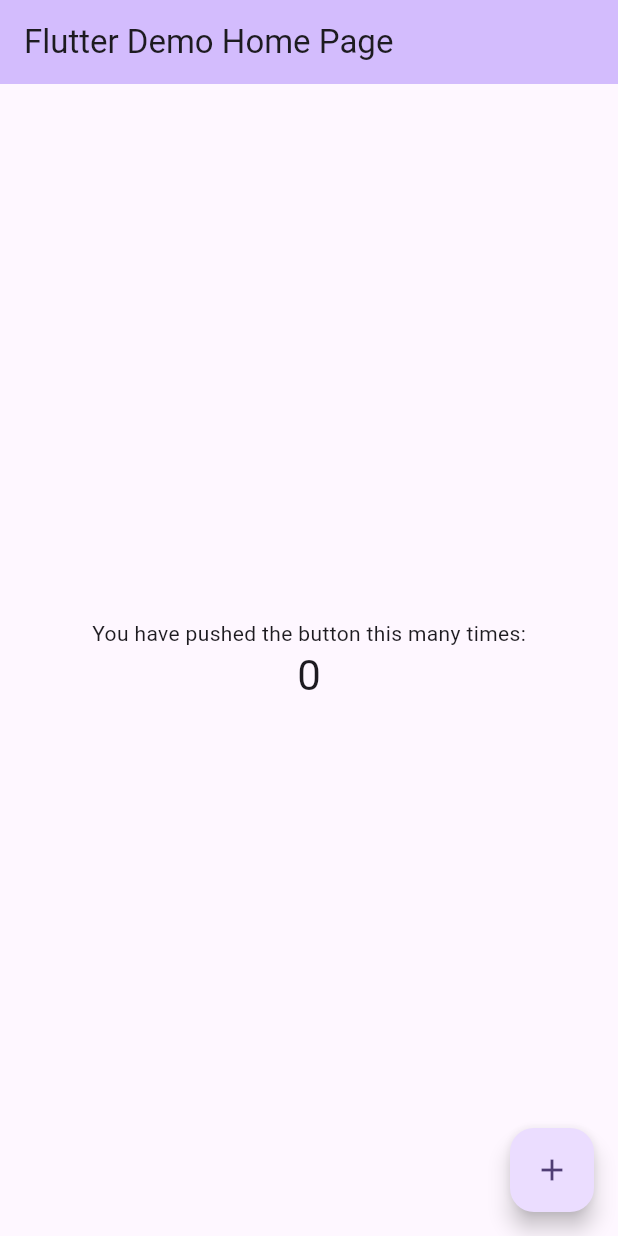
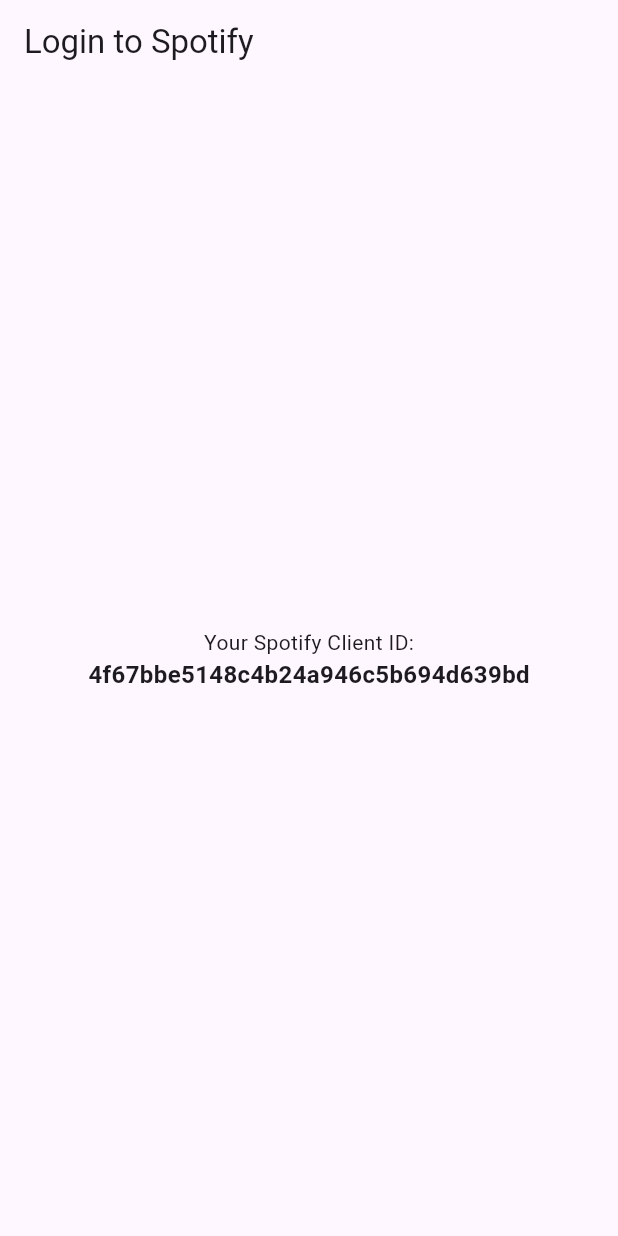
Before and after one commit to abdimoh596/Songly, a Flutter app: the screen it shows after launch, on a phone screen of 412 x 824 dp. Run offline on Flutter 3.47's test engine with Material 3 defaults, Android fonts, the phone set to English and light mode, and no system bars; our stand-ins replace flutter_dotenv.

Commit message:
can now see spotify client on emulator, added .env to assets in pubspec

```diff
--- a/lib/main.dart
+++ b/lib/main.dart
@@ -1,122 +1,50 @@
 import 'package:flutter/material.dart';
+import 'package:flutter_dotenv/flutter_dotenv.dart';
 
-void main() {
+Future<void> main() async {
+  // Load environment variables
+  await dotenv.load(fileName: ".env");
+
   runApp(const MyApp());
 }
 
 class MyApp extends StatelessWidget {
   const MyApp({super.key});
 
-  // This widget is the root of your application.
   @override
   Widget build(BuildContext context) {
     return MaterialApp(
-      title: 'Flutter Demo',
+      title: 'Songly',
       theme: ThemeData(
-        // This is the theme of your application.
-        //
-        // TRY THIS: Try running your application with "flutter run". You'll see
-        // the application has a purple toolbar. Then, without quitting the app,
-        // try changing the seedColor in the colorScheme below to Colors.green
-        // and then invoke "hot reload" (save your changes or press the "hot
-        // reload" button in a Flutter-supported IDE, or press "r" if you used
-        // the command line to start the app).
-        //
-        // Notice that the counter didn't reset back to zero; the application
-        // state is not lost during the reload. To reset the state, use hot
-        // restart instead.
-        //
-        // This works for code too, not just values: Most code changes can be
-        // tested with just a hot reload.
         colorScheme: ColorScheme.fromSeed(seedColor: Colors.deepPurple),
       ),
-      home: const MyHomePage(title: 'Flutter Demo Home Page'),
+      home: const LoginScreen(),
     );
   }
 }
 
-class MyHomePage extends StatefulWidget {
-  const MyHomePage({super.key, required this.title});
-
-  // This widget is the home page of your application. It is stateful, meaning
-  // that it has a State object (defined below) that contains fields that affect
-  // how it looks.
-
-  // This class is the configuration for the state. It holds the values (in this
-  // case the title) provided by the parent (in this case the App widget) and
-  // used by the build method of the State. Fields in a Widget subclass are
-  // always marked "final".
-
-  final String title;
-
-  @override
-  State<MyHomePage> createState() => _MyHomePageState();
-}
-
-class _MyHomePageState extends State<MyHomePage> {
-  int _counter = 0;
-
-  void _incrementCounter() {
-    setState(() {
-      // This call to setState tells the Flutter framework that something has
-      // changed in this State, which causes it to rerun the build method below
-      // so that the display can reflect the updated values. If we changed
-      // _counter without calling setState(), then the build method would not be
-      // called again, and so nothing would appear to happen.
-      _counter++;
-    });
-  }
+class LoginScreen extends StatelessWidget {
+  const LoginScreen({super.key});
 
   @override
   Widget build(BuildContext context) {
-    // This method is rerun every time setState is called, for instance as done
-    // by the _incrementCounter method above.
-    //
-    // The Flutter framework has been optimized to make rerunning build methods
-    // fast, so that you can just rebuild anything that needs updating rather
-    // than having to individually change instances of widgets.
+    // Retrieve Spotify Client ID from .env
+    String? clientId = dotenv.env['SPOTIFY_CLIENT_ID'];
+
     return Scaffold(
-      appBar: AppBar(
-        // TRY THIS: Try changing the color here to a specific color (to
-        // Colors.amber, perhaps?) and trigger a hot reload to see the AppBar
-        // change color while the other colors stay the same.
-        backgroundColor: Theme.of(context).colorScheme.inversePrimary,
-        // Here we take the value from the MyHomePage object that was created by
-        // the App.build method, and use it to set our appbar title.
-        title: Text(widget.title),
-      ),
+      appBar: AppBar(title: const Text('Login to Spotify')),
       body: Center(
-        // Center is a layout widget. It takes a single child and positions it
-        // in the middle of the parent.
         child: Column(
-          // Column is also a layout widget. It takes a list of children and
-          // arranges them vertically. By default, it sizes itself to fit its
-          // children horizontally, and tries to be as tall as its parent.
-          //
-          // Column has various properties to control how it sizes itself and
-          // how it positions its children. Here we use mainAxisAlignment to
-          // center the children vertically; the main axis here is the vertical
-          // axis because Columns are vertical (the cross axis would be
-          // horizontal).
-          //
-          // TRY THIS: Invoke "debug painting" (choose the "Toggle Debug Paint"
-          // action in the IDE, or press "p" in the console), to see the
-          // wireframe for each widget.
           mainAxisAlignment: MainAxisAlignment.center,
-          children: <Widget>[
-            const Text('You have pushed the button this many times:'),
+          children: [
+            const Text('Your Spotify Client ID:'),
             Text(
-              '$_counter',
-              style: Theme.of(context).textTheme.headlineMedium,
+              clientId ?? 'No Client ID found',
+              style: const TextStyle(fontSize: 16, fontWeight: FontWeight.bold),
             ),
           ],
         ),
       ),
-      floatingActionButton: FloatingActionButton(
-        onPressed: _incrementCounter,
-        tooltip: 'Increment',
-        child: const Icon(Icons.add),
-      ), // This trailing comma makes auto-formatting nicer for build methods.
     );
   }
 }
--- a/pubspec.yaml
+++ b/pubspec.yaml
@@ -66,7 +66,8 @@
   uses-material-design: true
 
   # To add assets to your application, add an assets section, like this:
-  # assets:
+  assets:
+    - .env
   #   - images/a_dot_burr.jpeg
   #   - images/a_dot_ham.jpeg
 
```
